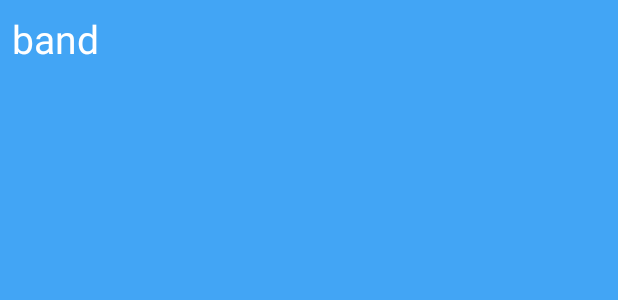
After one commit to LDickman/TheBandDatabase, an Android app: the layout list_item_band.xml on its own in the app's theme, with its tools: preview values and no code run, on a phone screen of 412 x 824 dp. The commit adds this screen. Shown: the top 300 px of the screen. Run offline under Robolectric (Android 15) with nearby library versions, the phone set to English and light mode, and no system bars.

Commit message:
added a scroll down feature

```diff
--- a/app/build.gradle
+++ b/app/build.gradle
@@ -29,6 +29,7 @@ android {
 
 dependencies {
 
+    implementation 'androidx.recyclerview:recyclerview:1.2.1'
     implementation 'androidx.appcompat:appcompat:1.3.1'
     implementation 'com.google.android.material:material:1.4.0'
     implementation 'androidx.constraintlayout:constraintlayout:2.1.1'
--- /dev/null
+++ b/app/src/main/res/layout/list_item_band.xml
@@ -0,0 +1,16 @@
+<?xml version="1.0" encoding="utf-8"?>
+<LinearLayout xmlns:android="http://schemas.android.com/apk/res/android"
+    xmlns:tools="http://schemas.android.com/tools"
+    android:orientation="vertical"
+    android:layout_width="match_parent"
+    android:layout_height="wrap_content">
+
+    <TextView
+        android:layout_width="match_parent"
+        android:layout_height="wrap_content"
+        android:id="@+id/band_name"
+        tools:text="band"
+        style="@style/bandListName">
+    </TextView>
+
+</LinearLayout>
```
Also changed, not shown: app/src/main/res/layout/fragment_list.xml (+18 -5 lines).
